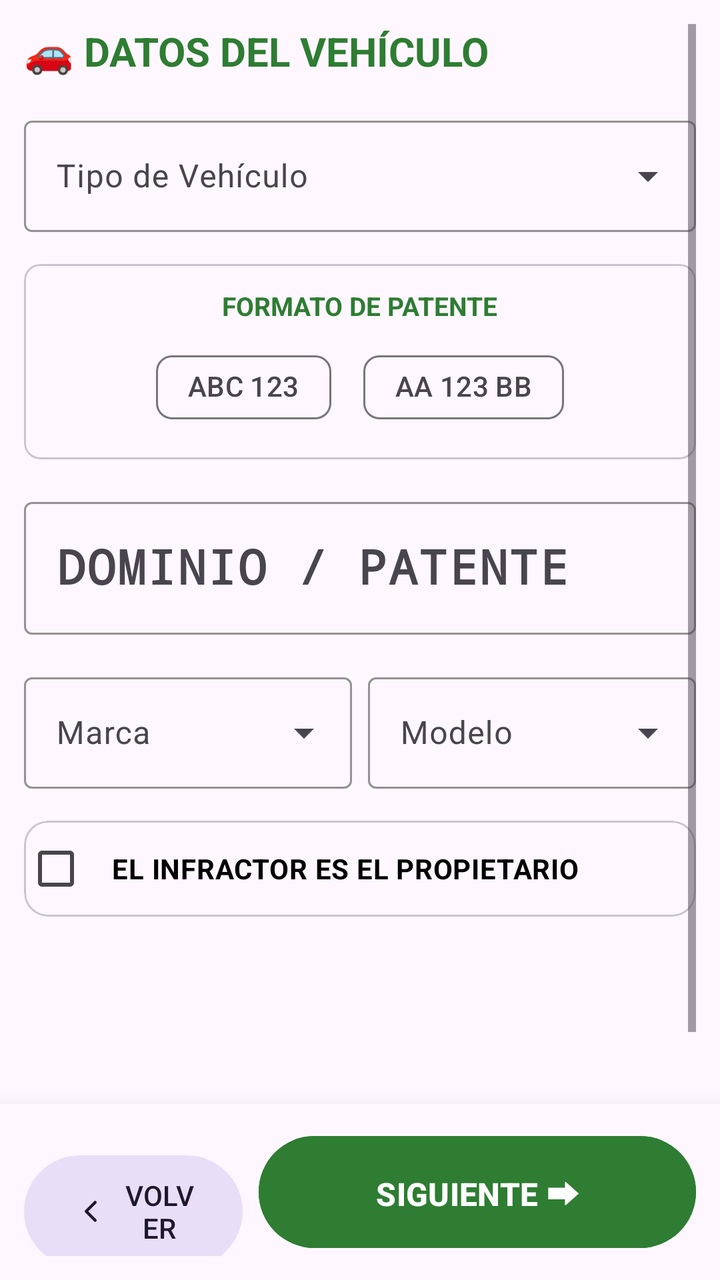
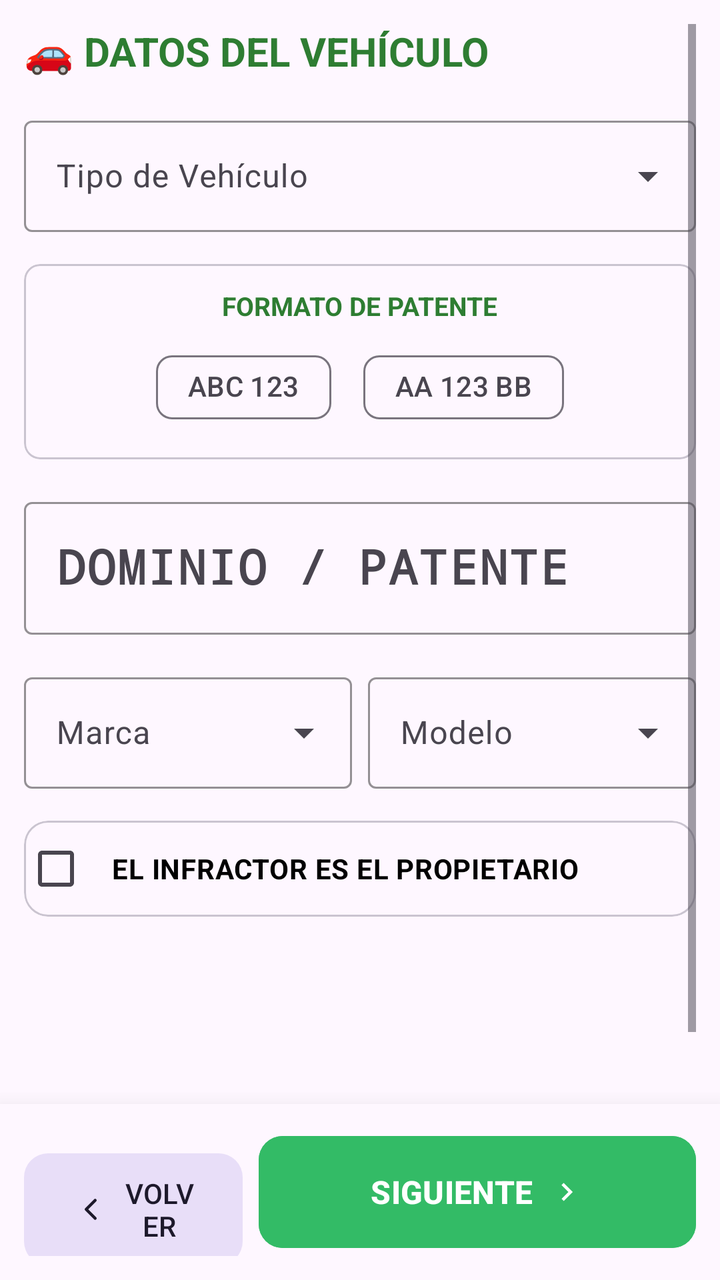

An Android layout rendered at two revisions. The XML below is the earlier revision; the diff shows what the commit changed to produce the second picture.
<!-- AndroidManifest.xml: application theme Theme.ChivilcoyActas -->
<!-- res/layout/fragment_vehiculo.xml -->
<?xml version="1.0" encoding="utf-8"?>
<androidx.constraintlayout.widget.ConstraintLayout xmlns:android="http://schemas.android.com/apk/res/android"
    xmlns:app="http://schemas.android.com/apk/res-auto"
    android:id="@+id/rootVehiculo"
    android:layout_width="match_parent"
    android:layout_height="match_parent"
    android:background="?android:attr/windowBackground"
    android:focusable="true"
    android:focusableInTouchMode="true"
    android:clickable="true">

    <ScrollView
        android:id="@+id/scrollVehiculo"
        android:layout_width="0dp"
        android:layout_height="0dp"
        android:clipToPadding="false"
        android:fillViewport="true"
        android:padding="12dp"
        app:layout_constraintBottom_toTopOf="@+id/bottomContainerVehiculo"
        app:layout_constraintEnd_toEndOf="parent"
        app:layout_constraintStart_toStartOf="parent"
        app:layout_constraintTop_toTopOf="parent">

        <LinearLayout
            android:id="@+id/contenedorPrincipal"
            android:layout_width="match_parent"
            android:layout_height="wrap_content"
            android:orientation="vertical"
            android:focusable="true"
            android:focusableInTouchMode="true"
            android:paddingBottom="24dp">

            <TextView
                android:layout_width="wrap_content"
                android:layout_height="wrap_content"
                android:layout_marginBottom="16dp"
                android:text="🚗 DATOS DEL VEHÍCULO"
                android:textColor="#2E7D32"
                android:textSize="20sp"
                android:textStyle="bold" />

            <com.google.android.material.textfield.TextInputLayout
                android:id="@+id/inputLayoutTipoVehiculo"
                style="@style/Widget.Material3.TextInputLayout.OutlinedBox.ExposedDropdownMenu"
                android:layout_width="match_parent"
                android:layout_height="wrap_content"
                android:layout_marginBottom="16dp"
                android:hint="Tipo de Vehículo"
                app:boxStrokeColor="#2E7D32"
                app:hintTextColor="#2E7D32">

                <AutoCompleteTextView
                    android:id="@+id/autoCompleteTipoVehiculo"
                    android:layout_width="match_parent"
                    android:layout_height="wrap_content"
                    android:clickable="true"
                    android:cursorVisible="false"
                    android:focusable="true"
                    android:inputType="none"
                    android:textColor="#000000"
                    android:textSize="16sp" />
            </com.google.android.material.textfield.TextInputLayout>

            <com.google.android.material.card.MaterialCardView
                android:id="@+id/cardFormatoPatente"
                android:layout_width="match_parent"
                android:layout_height="wrap_content"
                android:layout_marginBottom="16dp"
                app:cardBackgroundColor="?attr/colorSurface"
                app:cardCornerRadius="8dp"
                app:cardElevation="0dp"
                app:strokeColor="?attr/colorOutlineVariant"
                app:strokeWidth="1dp">

                <LinearLayout
                    android:layout_width="match_parent"
                    android:layout_height="wrap_content"
                    android:orientation="vertical"
                    android:padding="12dp">

                    <TextView
                        android:layout_width="wrap_content"
                        android:layout_height="wrap_content"
                        android:layout_gravity="center_horizontal"
                        android:layout_marginBottom="8dp"
                        android:text="FORMATO DE PATENTE"
                        android:textColor="#2E7D32"
                        android:textSize="13sp"
                        android:textStyle="bold" />

                    <com.google.android.material.chip.ChipGroup
                        android:id="@+id/cgFormatoPatente"
                        android:layout_width="wrap_content"
                        android:layout_height="wrap_content"
                        android:layout_gravity="center_horizontal"
                        app:chipSpacingHorizontal="16dp"
                        app:singleSelection="true">

                        <com.google.android.material.chip.Chip
                            android:id="@+id/chipPatenteVieja"
                            style="@style/Widget.Material3.Chip.Filter"
                            android:layout_width="wrap_content"
                            android:layout_height="wrap_content"
                            android:text="ABC 123"
                            android:textSize="14sp"
                            app:chipIconVisible="false" />

                        <com.google.android.material.chip.Chip
                            android:id="@+id/chipPatenteNueva"
                            style="@style/Widget.Material3.Chip.Filter"
                            android:layout_width="wrap_content"
                            android:layout_height="wrap_content"
                            android:text="AA 123 BB"
                            android:textSize="14sp"
                            app:chipIconVisible="false" />
                    </com.google.android.material.chip.ChipGroup>

                    <TextView
                        android:id="@+id/tvErrorPatente"
                        android:layout_width="wrap_content"
                        android:layout_height="wrap_content"
                        android:layout_gravity="center_horizontal"
                        android:layout_marginTop="8dp"
                        android:text="⚠️ Seleccione el formato de la patente"
                        android:textColor="#D32F2F"
                        android:textSize="12sp"
                        android:textStyle="bold"
                        android:visibility="gone" />
                </LinearLayout>
            </com.google.android.material.card.MaterialCardView>

            <FrameLayout
                android:layout_width="match_parent"
                android:layout_height="wrap_content"
                android:layout_marginBottom="16dp">

                <com.google.android.material.textfield.TextInputLayout
                    android:id="@+id/inputDominio"
                    style="@style/Widget.Material3.TextInputLayout.OutlinedBox"
                    android:layout_width="match_parent"
                    android:layout_height="wrap_content"
                    android:hint="DOMINIO / PATENTE"
                    app:boxStrokeColor="#2E7D32"
                    app:hintTextColor="#2E7D32">

                    <com.google.android.material.textfield.TextInputEditText
                        android:id="@+id/etDominio"
                        android:layout_width="match_parent"
                        android:layout_height="wrap_content"
                        android:enabled="false"
                        android:imeOptions="actionNext"
                        android:inputType="textCapCharacters|textNoSuggestions|textVisiblePassword"
                        android:maxLength="7"
                        android:selectAllOnFocus="true"
                        android:singleLine="true"
                        android:textAllCaps="true"
                        android:textColor="#000000"
                        android:textSize="24sp"
                        android:textStyle="bold"
                        android:typeface="monospace" />
                </com.google.android.material.textfield.TextInputLayout>

                <View
                    android:id="@+id/viewPatenteOverlay"
                    android:layout_width="match_parent"
                    android:layout_height="match_parent"
                    android:background="@android:color/transparent"
                    android:clickable="true"
                    android:focusable="true" />
            </FrameLayout>

            <LinearLayout
                android:layout_width="match_parent"
                android:layout_height="wrap_content"
                android:baselineAligned="false"
                android:orientation="horizontal">

                <com.google.android.material.textfield.TextInputLayout
                    android:id="@+id/inputMarca"
                    style="@style/Widget.Material3.TextInputLayout.OutlinedBox.ExposedDropdownMenu"
                    android:layout_width="0dp"
                    android:layout_height="wrap_content"
                    android:layout_marginEnd="8dp"
                    android:layout_weight="1"
                    android:hint="Marca"
                    app:boxStrokeColor="#2E7D32"
                    app:hintTextColor="#2E7D32">

                    <com.google.android.material.textfield.MaterialAutoCompleteTextView
                        android:id="@+id/autoCompleteMarca"
                        android:layout_width="match_parent"
                        android:layout_height="wrap_content"
                        android:dropDownHeight="wrap_content"
                        android:imeOptions="actionNext"
                        android:inputType="textCapCharacters|textNoSuggestions|textVisiblePassword"
                        android:singleLine="true"
                        android:textColor="#000000"
                        android:textSize="16sp" />
                </com.google.android.material.textfield.TextInputLayout>

                <com.google.android.material.textfield.TextInputLayout
                    android:id="@+id/inputModelo"
                    style="@style/Widget.Material3.TextInputLayout.OutlinedBox.ExposedDropdownMenu"
                    android:layout_width="0dp"
                    android:layout_height="wrap_content"
                    android:layout_weight="1"
                    android:hint="Modelo"
                    app:boxStrokeColor="#2E7D32"
                    app:hintTextColor="#2E7D32">

                    <com.google.android.material.textfield.MaterialAutoCompleteTextView
                        android:id="@+id/autoCompleteModelo"
                        android:layout_width="match_parent"
                        android:layout_height="wrap_content"
                        android:dropDownHeight="wrap_content"
                        android:imeOptions="actionDone"
                        android:inputType="textCapCharacters|textNoSuggestions|textVisiblePassword"
                        android:singleLine="true"
                        android:textColor="#000000"
                        android:textSize="16sp" />
                </com.google.android.material.textfield.TextInputLayout>
            </LinearLayout>

            <com.google.android.material.card.MaterialCardView
                android:layout_width="match_parent"
                android:layout_height="wrap_content"
                android:layout_marginTop="16dp"
                android:layout_marginBottom="16dp"
                app:cardBackgroundColor="?attr/colorSurface"
                app:strokeColor="?attr/colorOutlineVariant"
                app:strokeWidth="1dp">

                <CheckBox
                    android:id="@+id/checkEsPropietario"
                    android:layout_width="match_parent"
                    android:layout_height="wrap_content"
                    android:padding="12dp"
                    android:text="EL INFRACTOR ES EL PROPIETARIO"
                    android:textColor="#000000"
                    android:textSize="14sp"
                    android:textStyle="bold" />
            </com.google.android.material.card.MaterialCardView>

            <LinearLayout
                android:id="@+id/layoutDatosPropietario"
                android:layout_width="match_parent"
                android:layout_height="wrap_content"
                android:background="?attr/colorSurfaceVariant"
                android:orientation="vertical"
                android:padding="8dp"
                android:visibility="gone">

                <TextView
                    android:layout_width="wrap_content"
                    android:layout_height="wrap_content"
                    android:layout_marginBottom="12dp"
                    android:text="DATOS DEL DUEÑO DEL VEHÍCULO"
                    android:textColor="#2E7D32"
                    android:textSize="13sp"
                    android:textStyle="bold" />

                <com.google.android.material.textfield.TextInputLayout
                    android:id="@+id/inputNombrePropietario"
                    style="@style/Widget.Material3.TextInputLayout.OutlinedBox"
                    android:layout_width="match_parent"
                    android:layout_height="wrap_content"
                    android:layout_marginBottom="12dp"
                    android:hint="Nombre y Apellido del Dueño"
                    app:boxStrokeColor="#2E7D32"
                    app:hintTextColor="#2E7D32">

                    <com.google.android.material.textfield.TextInputEditText
                        android:id="@+id/etNombrePropietario"
                        android:layout_width="match_parent"
                        android:layout_height="wrap_content"
                        android:inputType="textPersonName|textCapWords|textNoSuggestions|textVisiblePassword"
                        android:textColor="#000000" />
                </com.google.android.material.textfield.TextInputLayout>

                <com.google.android.material.textfield.TextInputLayout
                    android:id="@+id/inputDniPropietario"
                    style="@style/Widget.Material3.TextInputLayout.OutlinedBox"
                    android:layout_width="match_parent"
                    android:layout_height="wrap_content"
                    android:hint="DNI del Dueño"
                    app:boxStrokeColor="#2E7D32"
                    app:hintTextColor="#2E7D32">

                    <com.google.android.material.textfield.TextInputEditText
                        android:id="@+id/etDniPropietario"
                        android:layout_width="match_parent"
                        android:layout_height="wrap_content"
                        android:inputType="number"
                        android:textColor="#000000" />
                </com.google.android.material.textfield.TextInputLayout>
            </LinearLayout>

            <Space
                android:layout_width="match_parent"
                android:layout_height="80dp" />
        </LinearLayout>
    </ScrollView>

    <LinearLayout
        android:id="@+id/bottomContainerVehiculo"
        android:layout_width="match_parent"
        android:layout_height="wrap_content"
        android:background="?android:attr/windowBackground"
        android:elevation="16dp"
        android:orientation="horizontal"
        android:padding="12dp"
        android:weightSum="3"
        app:layout_constraintBottom_toBottomOf="parent"
        app:layout_constraintEnd_toEndOf="parent"
        app:layout_constraintStart_toStartOf="parent">

        <Button
            android:id="@+id/btnVolverVehiculo"
            style="@style/Widget.Material3.Button.TonalButton"
            android:layout_width="0dp"
            android:layout_height="64dp"
            android:layout_marginEnd="8dp"
            android:layout_weight="1"
            android:text="VOLVER"
            android:textSize="14sp"
            app:icon="@drawable/ic_arrow_back_thin"
            app:iconGravity="textStart" />

        <Button
            android:id="@+id/btnSiguienteVehiculo"
            android:layout_width="0dp"
            android:layout_height="64dp"
            android:layout_weight="2"
            android:backgroundTint="#2E7D32"
            android:text="SIGUIENTE ⮕"
            android:textColor="#FFFFFF"
            android:textSize="16sp"
            android:textStyle="bold" />
    </LinearLayout>

</androidx.constraintlayout.widget.ConstraintLayout>
<!-- resources referenced by this layout -->
<resources>
  <!-- drawable ic_arrow_back_thin (drawable) -->
  <vector xmlns:android="http://schemas.android.com/apk/res/android"
      android:width="24dp"
      android:height="24dp"
      android:viewportWidth="24"
      android:viewportHeight="24">
      <path
          android:strokeColor="#000000"
          android:strokeWidth="2"
          android:strokeLineCap="round"
          android:strokeLineJoin="round"
          android:pathData="M15,18l-6,-6 6,-6" />
  </vector>
  <style name="Theme.ChivilcoyActas" parent="Base.Theme.ChivilcoyActas" />
  <style name="Base.Theme.ChivilcoyActas" parent="Theme.Material3.DayNight.NoActionBar">
          
          <item name="colorPrimary">#33BB66</item>
  
          <item name="colorSecondary">#33BB66</item>
          <item name="android:statusBarColor">#33BB66</item>
      </style>
</resources>

<!-- the commit's change to res/layout/fragment_vehiculo.xml (unified diff, before → after) -->
@@ -324,18 +324,23 @@
             android:text="VOLVER"
             android:textSize="14sp"
             app:icon="@drawable/ic_arrow_back_thin"
-            app:iconGravity="textStart" />
+            app:iconGravity="textStart"
+            app:cornerRadius="12dp" />
 
         <Button
             android:id="@+id/btnSiguienteVehiculo"
             android:layout_width="0dp"
             android:layout_height="64dp"
             android:layout_weight="2"
-            android:backgroundTint="#2E7D32"
-            android:text="SIGUIENTE ⮕"
-            android:textColor="#FFFFFF"
+            android:backgroundTint="?attr/colorPrimary"
+            android:text="SIGUIENTE"
+            android:textColor="?attr/colorOnPrimary"
             android:textSize="16sp"
-            android:textStyle="bold" />
+            android:textStyle="bold"
+            app:cornerRadius="12dp"
+            app:icon="@drawable/ic_arrow_forward"
+            app:iconGravity="textEnd"
+            app:iconPadding="8dp" />
     </LinearLayout>
 
 </androidx.constraintlayout.widget.ConstraintLayout>
<!-- resource entries referenced after the edit -->
@@ -13,6 +13,16 @@
           android:strokeLineJoin="round"
           android:pathData="M15,18l-6,-6 6,-6" />
   </vector>
+  <!-- drawable ic_arrow_forward (drawable) -->
+  <vector xmlns:android="http://schemas.android.com/apk/res/android"
+      android:width="24dp"
+      android:height="24dp"
+      android:viewportWidth="24"
+      android:viewportHeight="24">
+      <path
+          android:fillColor="#FFFFFF"
+          android:pathData="M8.59,16.59L13.17,12L8.59,7.41L10,6L16,12L10,18L8.59,16.59Z" />
+  </vector>
   <style name="Theme.ChivilcoyActas" parent="Base.Theme.ChivilcoyActas" />
   <style name="Base.Theme.ChivilcoyActas" parent="Theme.Material3.DayNight.NoActionBar">
           
